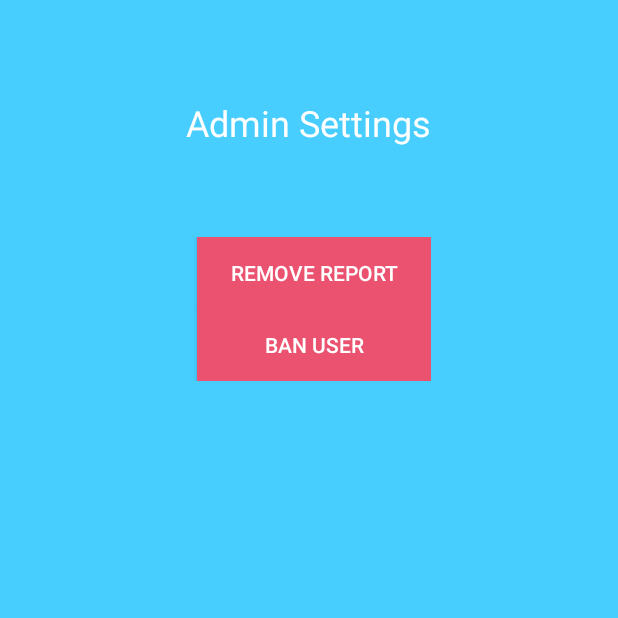
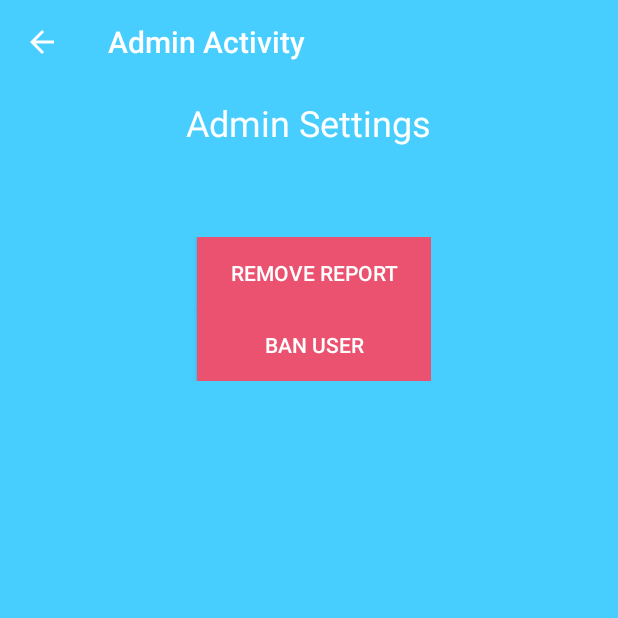
Before and after one commit to edw1nzhao/cs2340_group16, an Android app: the AdminActivity screen opened directly, with no data from a screen before it, on a phone screen of 412 x 824 dp, the top half of it. Run offline under Robolectric (Android 15) with nearby library versions, the phone set to English and light mode, and no system bars.

Commit message:
Added toolbar to Admin activities.

```diff
--- a/WaterSourcingProject/app/src/main/java/edu/gatech/group16/watersourcingproject/controller/admin/AdminActivity.java
+++ b/WaterSourcingProject/app/src/main/java/edu/gatech/group16/watersourcingproject/controller/admin/AdminActivity.java
@@ -3,10 +3,14 @@ package edu.gatech.group16.watersourcingproject.controller.admin;
 import android.content.Intent;
 import android.os.Bundle;
 import android.support.v7.app.AppCompatActivity;
+import android.support.v7.widget.Toolbar;
 import android.view.View;
 import android.widget.Button;
 
 import edu.gatech.group16.watersourcingproject.R;
+import edu.gatech.group16.watersourcingproject.controller.HomeActivity;
+import edu.gatech.group16.watersourcingproject.controller.MapsActivity;
+import edu.gatech.group16.watersourcingproject.model.User;
 
 /**
  * Created by Edwin Zhao on 2017/04/07.
@@ -15,6 +19,7 @@ import edu.gatech.group16.watersourcingproject.R;
 public class AdminActivity extends AppCompatActivity implements View.OnClickListener {
     private Button banButton;
     private Button removeReportButton;
+    private User user;
 
     /**
      * OnCreate method required to load activity and loads everything that
@@ -28,6 +33,7 @@ public class AdminActivity extends AppCompatActivity implements View.OnClickList
     protected void onCreate(Bundle savedInstanceState) {
         super.onCreate(savedInstanceState);
         setContentView(R.layout.activity_admin);
+        user = (User) getIntent().getSerializableExtra("USER");
 
         setupUI();
     }
@@ -41,6 +47,21 @@ public class AdminActivity extends AppCompatActivity implements View.OnClickList
         banButton = (Button) findViewById(R.id.banUser);
         removeReportButton = (Button) findViewById(R.id.removeReport);
         buttonLogic();
+
+        Toolbar toolbar = (Toolbar) findViewById(R.id.admin_toolbar);
+        setSupportActionBar(toolbar);
+        //noinspection ConstantConditions,ChainedMethodCall
+        getSupportActionBar().setDisplayHomeAsUpEnabled(true);
+        //noinspection ChainedMethodCall
+        getSupportActionBar().setDisplayShowHomeEnabled(true);
+        toolbar.setNavigationOnClickListener(new View.OnClickListener() {
+            @Override
+            public void onClick(View v) {
+                Intent intent = new Intent(AdminActivity.this, HomeActivity.class);
+                intent.putExtra("USER", user);
+                startActivity(intent);
+            }
+        });
     }
 
     private void buttonLogic() {
--- a/WaterSourcingProject/app/src/main/res/layout/activity_admin.xml
+++ b/WaterSourcingProject/app/src/main/res/layout/activity_admin.xml
@@ -36,7 +36,7 @@
                 android:layout_height="wrap_content">
 
                 <android.support.v7.widget.Toolbar
-                    android:id="@+id/edit_profile_toolbar"
+                    android:id="@+id/admin_toolbar"
                     android:layout_width="match_parent"
                     android:layout_height="wrap_content"
                     android:background="?attr/colorPrimary"
--- a/WaterSourcingProject/app/src/main/res/layout/activity_ban_user.xml
+++ b/WaterSourcingProject/app/src/main/res/layout/activity_ban_user.xml
@@ -36,7 +36,7 @@
                 android:layout_height="wrap_content">
 
                 <android.support.v7.widget.Toolbar
-                    android:id="@+id/edit_profile_toolbar"
+                    android:id="@+id/ban_user_toolbar"
                     android:layout_width="match_parent"
                     android:layout_height="wrap_content"
                     android:background="?attr/colorPrimary"
--- a/WaterSourcingProject/app/src/main/res/layout/activity_remove_report.xml
+++ b/WaterSourcingProject/app/src/main/res/layout/activity_remove_report.xml
@@ -36,7 +36,7 @@
                 android:layout_height="wrap_content">
 
                 <android.support.v7.widget.Toolbar
-                    android:id="@+id/edit_profile_toolbar"
+                    android:id="@+id/remove_report_toolbar"
                     android:layout_width="match_parent"
                     android:layout_height="wrap_content"
                     android:background="?attr/colorPrimary"
```
Also changed, not shown: WaterSourcingProject/app/src/main/java/edu/gatech/group16/watersourcingproject/controller/admin/BanUserActivity.java (+20 -0 lines), WaterSourcingProject/app/src/main/java/edu/gatech/group16/watersourcingproject/controller/admin/RemoveReportActivity.java (+21 -0 lines).
